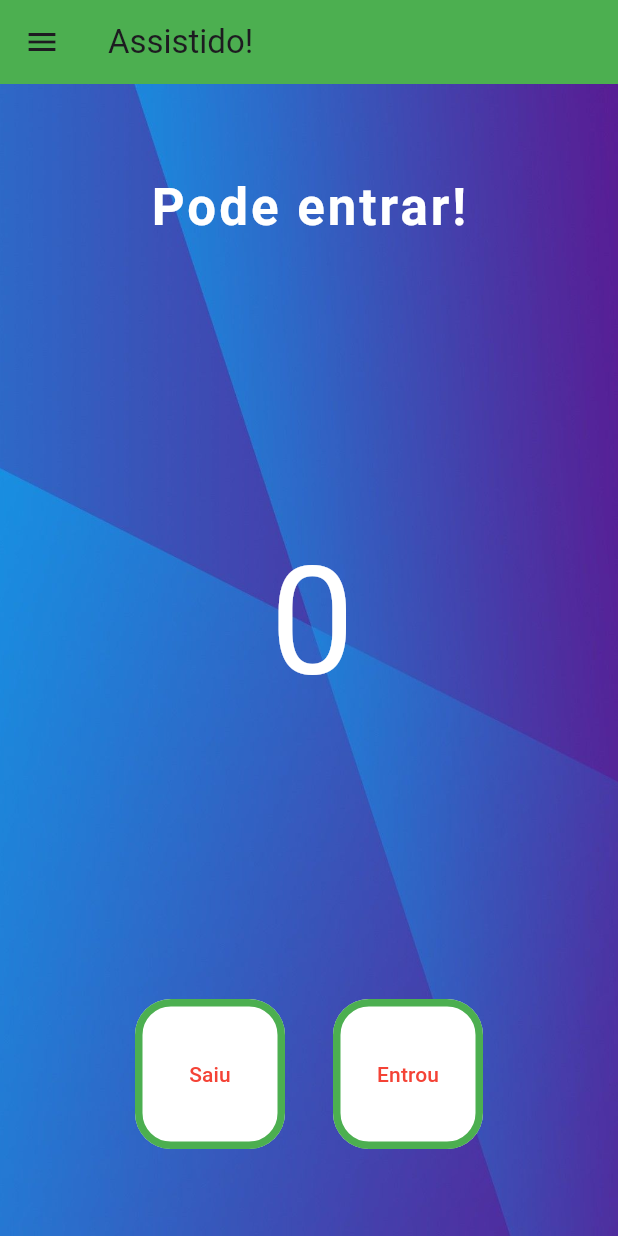
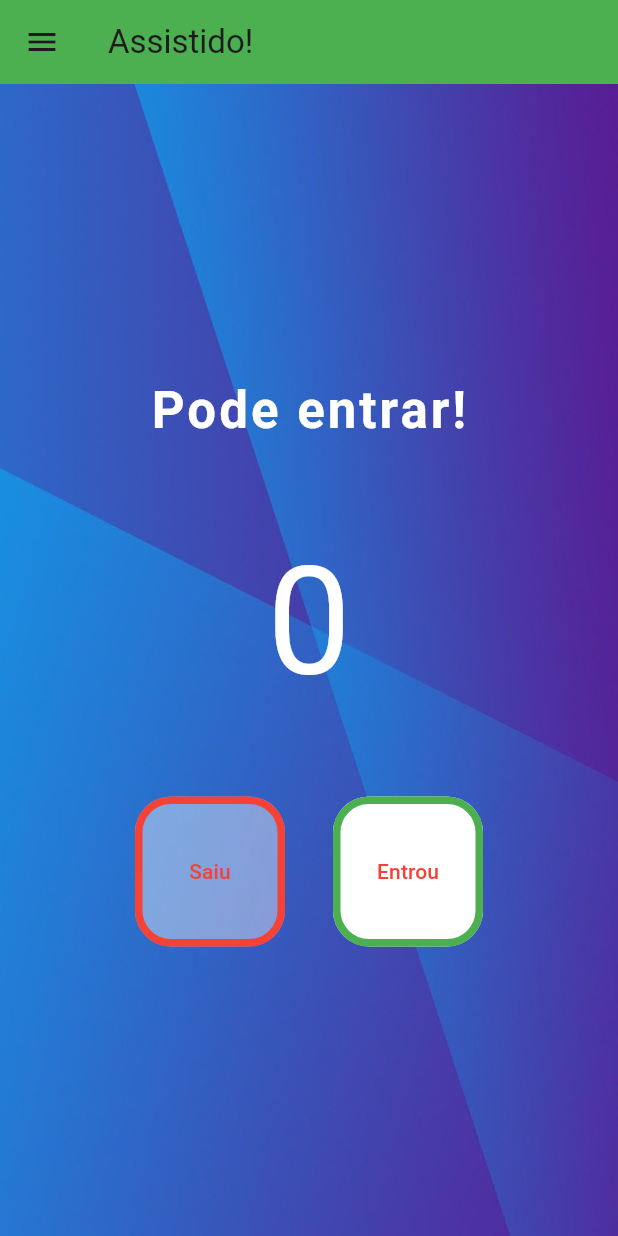
Before and after one commit to silviofrancoms10/contador, a Flutter app: the screen it shows after launch, on a phone screen of 412 x 824 dp. Run offline on Flutter 3.47's test engine with Material 3 defaults, Android fonts, the phone set to English and light mode, and no system bars.

Commit message:
Aula 79 - Ajustes finais

```diff
--- a/lib/main.dart
+++ b/lib/main.dart
@@ -40,6 +40,9 @@ class _HomePageState extends State<HomePage> {
     print(count);
   }
 
+  bool get isEmpty => count == 0;
+  bool get isFull => count == 20;
+
   @override
   Widget build(BuildContext context) {
     print('Build');
@@ -66,8 +69,9 @@ class _HomePageState extends State<HomePage> {
           //Alinhamento do eixo principal
 
           children: [
-            Text('Pode entrar!',
-                style: TextStyle(
+            Text(
+                isFull ? 'Lotado':'Pode entrar!',
+                style: const TextStyle(
                   fontSize: 34,
                   color: Colors.white,
                   fontWeight: FontWeight.w700,
@@ -75,12 +79,12 @@ class _HomePageState extends State<HomePage> {
                 )),
             //const SizedBox(height: 100),
             Padding(
-              padding: const EdgeInsets.all(180),
+              padding: const EdgeInsets.all(45),
               child: Text(
                 '$count',
-                style: const TextStyle(
+                style: TextStyle(
                   fontSize: 100,
-                  color: Colors.white,
+                  color: isFull ? Colors.red : Colors.white,
                 ),
               ),
             ),
@@ -89,14 +93,14 @@ class _HomePageState extends State<HomePage> {
               mainAxisAlignment: MainAxisAlignment.center,
               children: [
                 TextButton(
-                  onPressed: decrement,
+                  onPressed: isEmpty ? null : decrement,
                   style: TextButton.styleFrom(
-                      backgroundColor: Colors.white,
+                      backgroundColor: isEmpty ? Colors.white.withOpacity(0.4) : Colors.white,
                       //padding: const EdgeInsets.all(32),
                       fixedSize: const Size(100, 100),
                       primary: Colors.red,
                       shape: RoundedRectangleBorder(
-                          side: BorderSide(color: Colors.green, width: 5),
+                          side: BorderSide(color: isEmpty? Colors.red : Colors.green, width: 5),
                           borderRadius: BorderRadius.circular(24))),
                   child: Text(
                     "Saiu",
@@ -107,14 +111,14 @@ class _HomePageState extends State<HomePage> {
                 ),
                 const SizedBox(width: 32),
                 TextButton(
-                  onPressed: increment,
+                  onPressed: isFull? null : increment,
                   style: TextButton.styleFrom(
-                      backgroundColor: Colors.white,
+                      backgroundColor: isFull? Colors.white.withOpacity(0.4) : Colors.white,
                       // padding: const EdgeInsets.all(32),
                       fixedSize: const Size(100, 100),
                       primary: Colors.red,
                       shape: RoundedRectangleBorder(
-                          side: BorderSide(color: Colors.green, width: 5),
+                          side: BorderSide(color: isFull? Colors.red : Colors.green, width: 5),
                           borderRadius: BorderRadius.circular(24))),
                   child: Text(
                     "Entrou",
```
